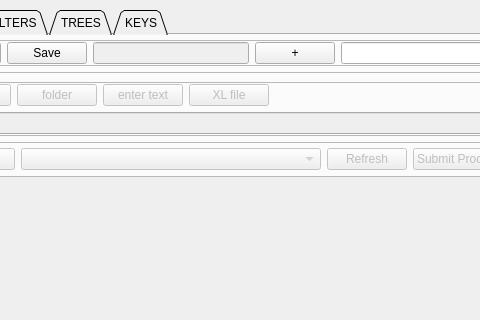
Old version of the form generic_ui/process_mainUI_004.ui in the repository mattwestbrooke/process_02; both pictures show x 97 to 577 and y 0 to 320 of the 773 by 939 pixel window.
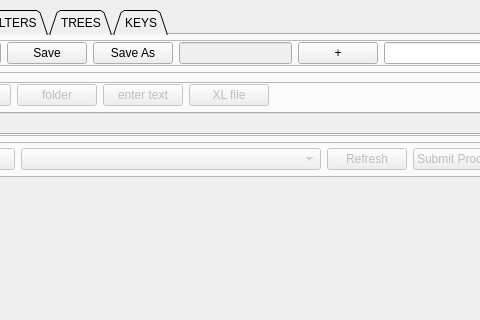
New version of the form. The open tabs and pages were chosen to show the change.

```diff
--- a/generic_ui/process_mainUI_004.ui
+++ b/generic_ui/process_mainUI_004.ui
@@ -70,7 +70,14 @@
             </widget>
            </item>
            <item>
-            <widget class="QLineEdit" name="current_process_le">
+            <widget class="QPushButton" name="saveas_setup_b">
+             <property name="text">
+              <string>Save As</string>
+             </property>
+            </widget>
+           </item>
+           <item>
+            <widget class="QLineEdit" name="current_setup_le">
              <property name="enabled">
               <bool>false</bool>
              </property>
```
Left out of the diff: 18 changed lines with no effect on the pictures.
